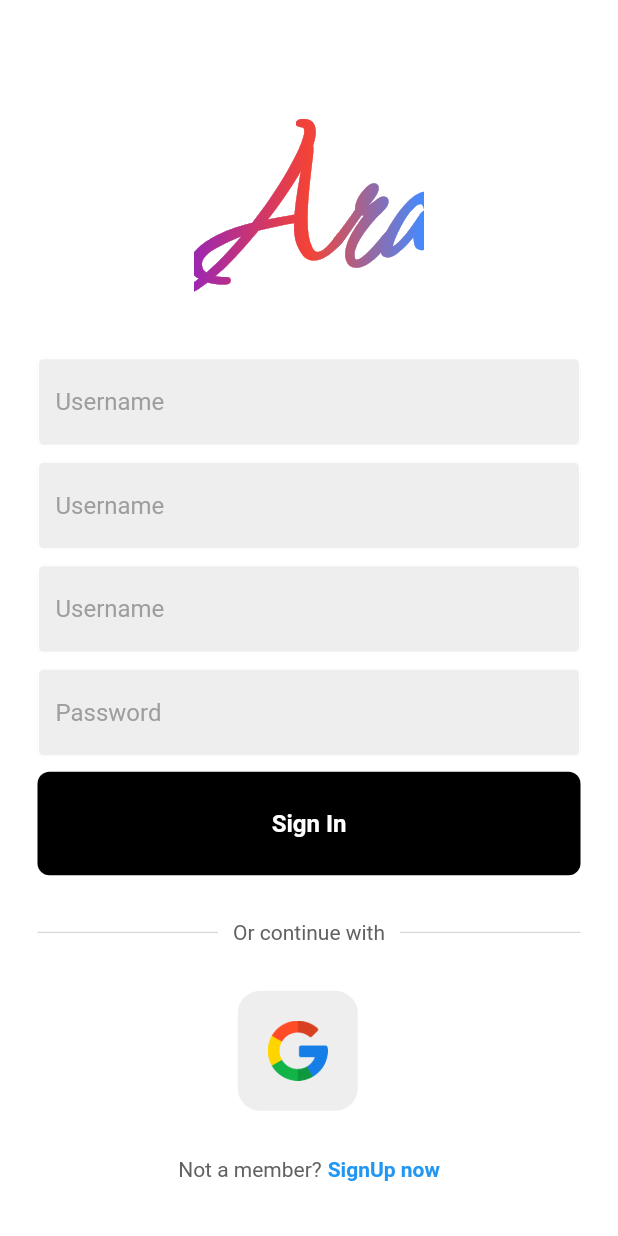
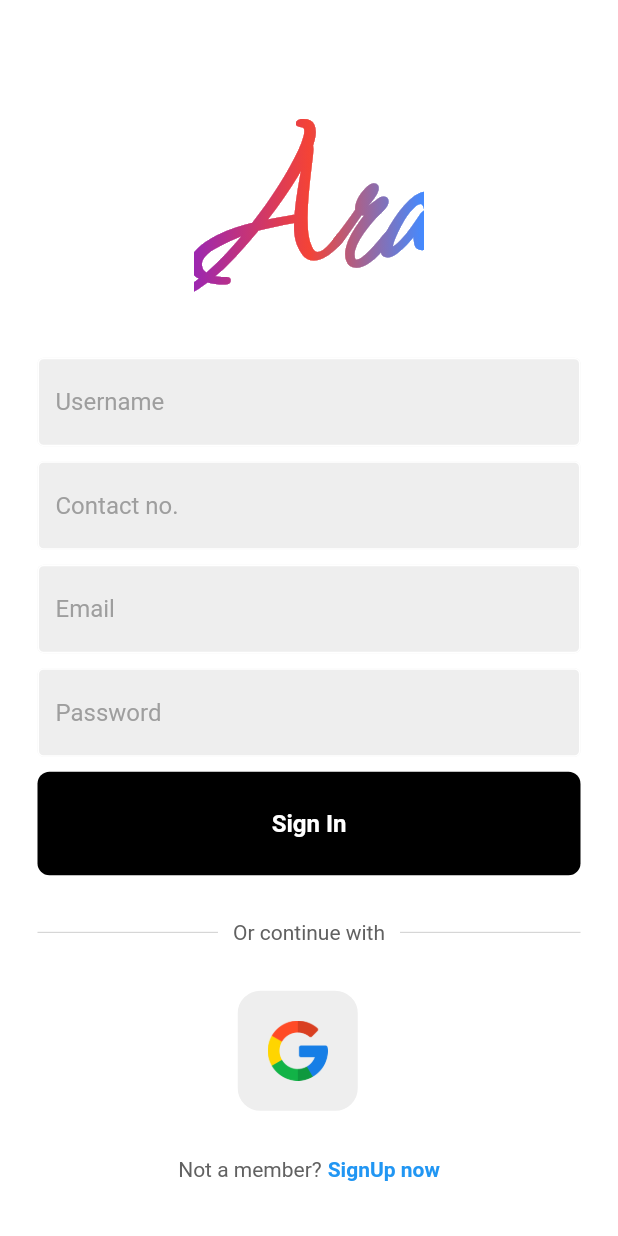
Before and after one commit to nirav-22/ara, a Flutter app: the screen it shows after launch, on a phone screen of 412 x 824 dp. Run offline on Flutter 3.47's test engine with Material 2 defaults, Android fonts, the phone set to English and light mode, and no system bars; drawn by our look-alikes of simple_gradient_text.

Commit message:
correction 1

```diff
--- a/lib/screens/signup.dart
+++ b/lib/screens/signup.dart
@@ -49,7 +49,7 @@ class SignUp extends StatelessWidget {
 
                     MyTextField(
                       controller: contactController,
-                      hintText: 'Username',
+                      hintText: 'Contact no.',
                       obscureText: false,
                     ),
 
@@ -57,7 +57,7 @@ class SignUp extends StatelessWidget {
 
                     MyTextField(
                       controller: emailController,
-                      hintText: 'Username',
+                      hintText: 'Email',
                       obscureText: false,
                     ),
 
```
Also changed, not shown: images/1913647.jpg (added), images/apple.png (deleted), images/pexels-mídia-1454171.jpg (added), images/slide3-767x600.jpg (added).
